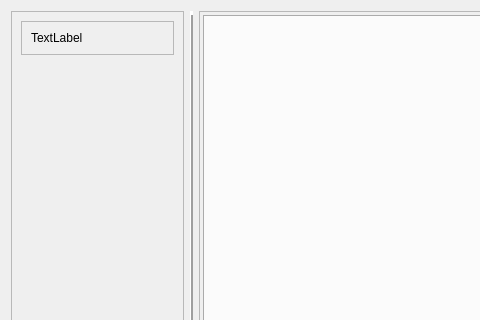
hospitaler17/attractors, file gui/fmattarctorviewer.ui: the form before one commit; both pictures show x 0 to 480 and y 0 to 320 of the 904 by 645 pixel window.
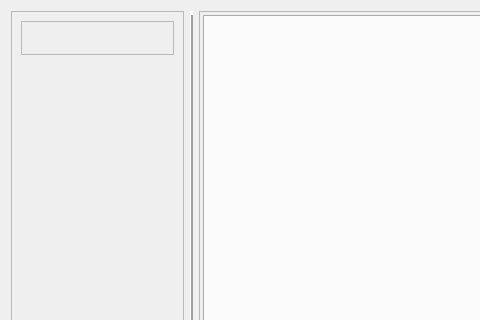
The form after the commit.

The edit to the form file:
```diff
--- a/gui/fmattarctorviewer.ui
+++ b/gui/fmattarctorviewer.ui
@@ -40,8 +40,14 @@
         <layout class="QVBoxLayout" name="verticalLayout_3">
          <item>
           <widget class="QLabel" name="label">
+           <property name="sizePolicy">
+            <sizepolicy hsizetype="Preferred" vsizetype="Maximum">
+             <horstretch>0</horstretch>
+             <verstretch>0</verstretch>
+            </sizepolicy>
+           </property>
            <property name="text">
-            <string>TextLabel</string>
+            <string> </string>
            </property>
           </widget>
          </item>
```
Left out of the diff: 18 changed lines with no effect on the pictures.
